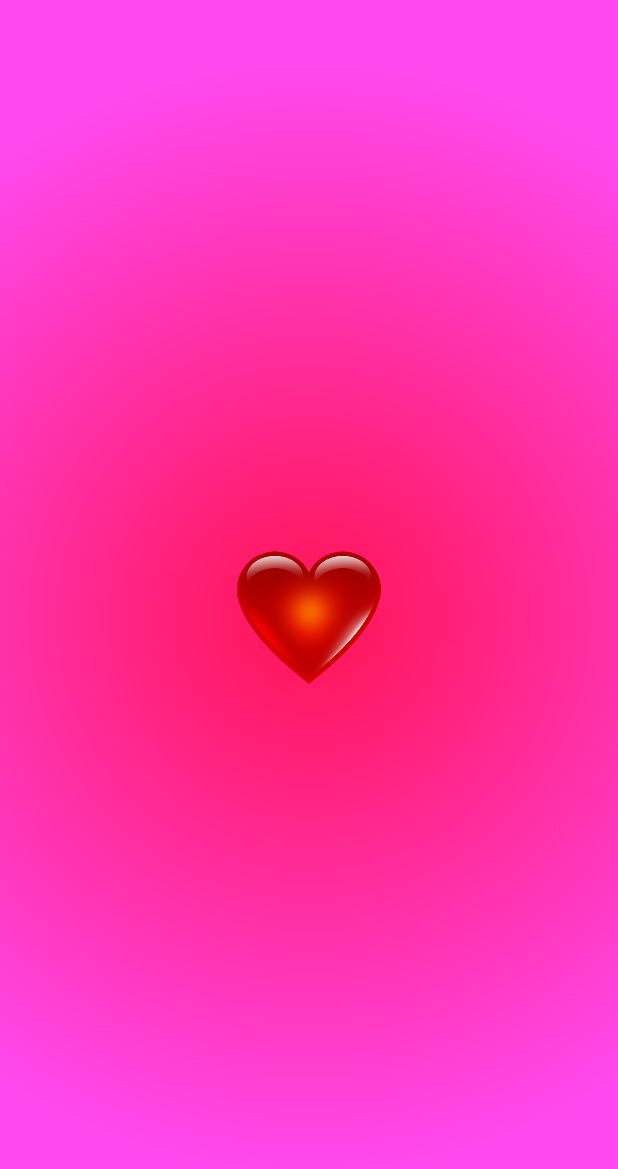
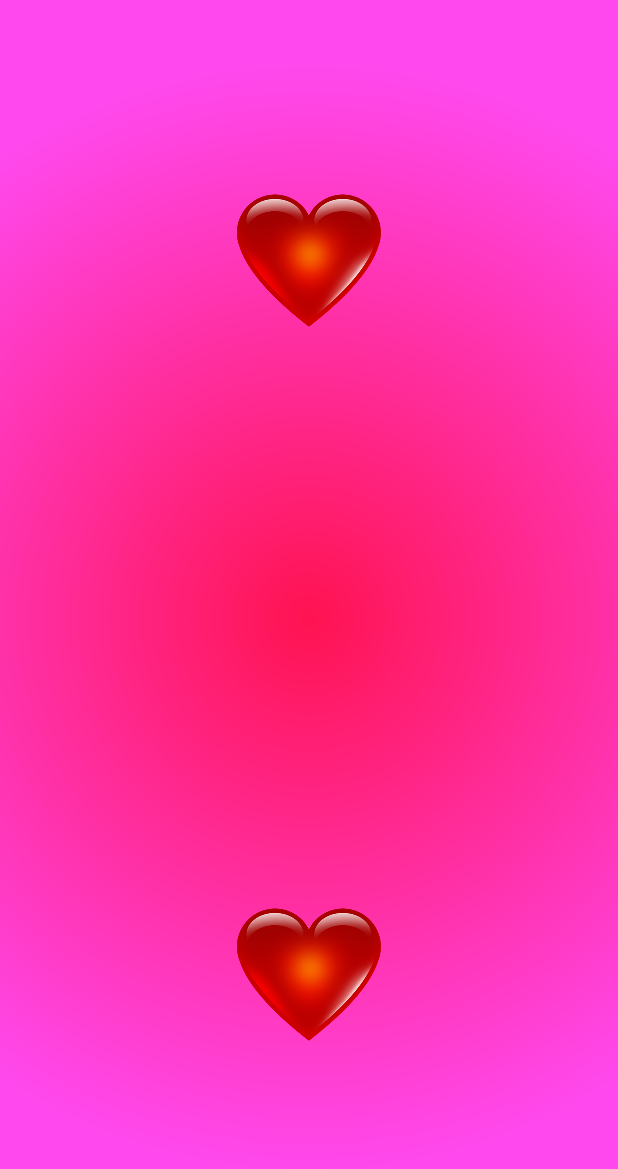
Before and after one commit to TheCrafter/LoveYouMore, an Android app: the screen it shows after launch (MainActivity), on a phone screen of 412 x 824 dp. Shown: the top 1169 px of the screen. Run offline under Robolectric (Android 15) with nearby library versions, the phone set to English and light mode, and no system bars.

Commit message:
Added 2nd heart that shows a simple Toast when clicked

```diff
--- a/app/src/main/java/com/thecrafter/loveyoumore/MainActivity.java
+++ b/app/src/main/java/com/thecrafter/loveyoumore/MainActivity.java
@@ -15,12 +15,17 @@ public class MainActivity extends Activity {
 
     private AudioWrapper[] mAudioArray;
 
+    private Toast mToast;
+
     @Override
     protected void onCreate(Bundle savedInstanceState) {
         super.onCreate(savedInstanceState);
         setContentView(R.layout.activity_main);
+
         mAudioArray = new AudioWrapper[1];
         mAudioArray[0] = new AudioWrapper(getApplicationContext(), R.raw.sample);
+
+        mToast = Toast.makeText(getApplicationContext(), "Hey! I Love you <3", Toast.LENGTH_SHORT);
     }
 
 
@@ -52,7 +57,7 @@ public class MainActivity extends Activity {
     }
 
 
-    public void onImageClick(View v) {
+    public void onMusicHeartClick(View v) {
         // Start bumping animation for heart image
         v.startAnimation(AnimationUtils.loadAnimation(getApplicationContext(),R.anim.heart_scaleup_anim));
 
@@ -72,4 +77,11 @@ public class MainActivity extends Activity {
         else
             mAudioArray[0].play();
     }
+
+    public void onTextHeartClick(View v) {
+        // Start bumping animation for heart image
+        v.startAnimation(AnimationUtils.loadAnimation(getApplicationContext(),R.anim.heart_scaleup_anim));
+
+        mToast.show();
+    }
 }
--- a/app/src/main/res/layout/activity_main.xml
+++ b/app/src/main/res/layout/activity_main.xml
@@ -12,12 +12,25 @@
     <ImageView
         android:layout_width="wrap_content"
         android:layout_height="wrap_content"
-        android:id="@+id/heart_img"
+        android:id="@+id/heartMusic_img"
         android:src="@drawable/heart"
-        android:layout_centerVertical="true"
+        android:clickable="true"
+        android:onClick="onMusicHeartClick"
+        android:layout_alignParentBottom="true"
         android:layout_centerHorizontal="true"
+        android:layout_marginBottom="110dp" />
+
+    <ImageView
+        android:layout_width="wrap_content"
+        android:layout_height="wrap_content"
+        android:id="@+id/heartText_img"
+        android:src="@drawable/heart"
         android:clickable="true"
-        android:onClick="onImageClick" />
+        android:onClick="onTextHeartClick"
+        android:layout_alignParentTop="true"
+        android:layout_alignLeft="@+id/heartMusic_img"
+        android:layout_alignStart="@+id/heartMusic_img"
+        android:layout_marginTop="110dp" />
 
 </RelativeLayout>
 
```
Also changed, not shown: app/src/main/res/anim/heart_scaledown_anim.xml (deleted, +0 -15 lines).
